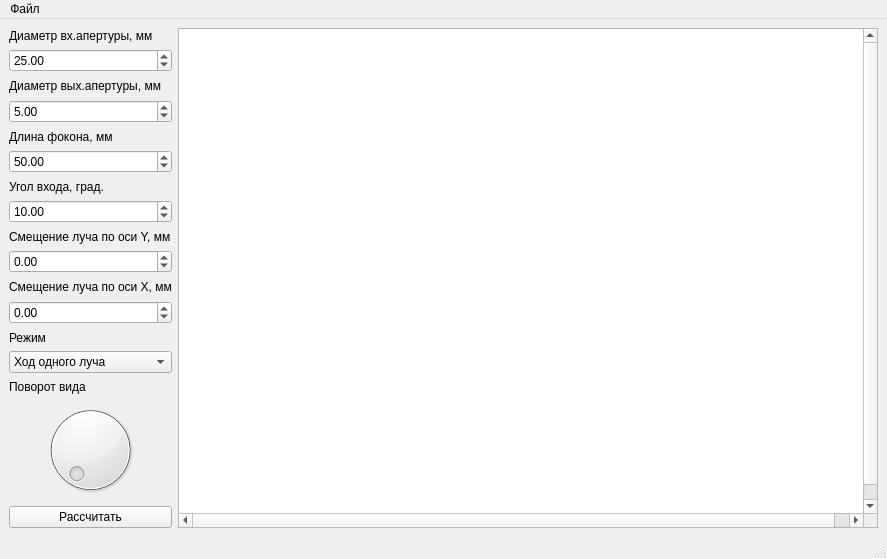
Above: mainwindow.ui from cool-palace/Focon before the change. Below: the same form after it.
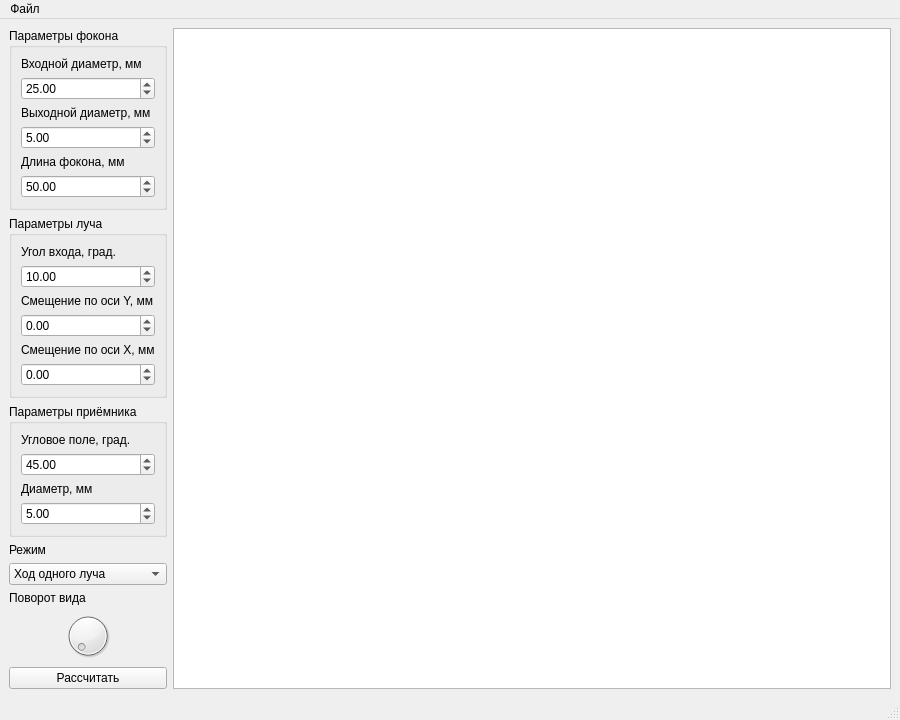
That is the form after the change.

Commit message: Implemented detector and beam statuses

```diff
--- a/mainwindow.ui
+++ b/mainwindow.ui
@@ -6,28 +6,46 @@
    <rect>
     <x>0</x>
     <y>0</y>
-    <width>872</width>
-    <height>542</height>
+    <width>900</width>
+    <height>661</height>
    </rect>
   </property>
   <property name="windowTitle">
    <string>MainWindow</string>
   </property>
   <widget class="QWidget" name="centralwidget">
-   <layout class="QGridLayout" name="gridLayout">
+   <layout class="QGridLayout" name="gridLayout_4">
     <item row="0" column="0">
      <layout class="QHBoxLayout" name="horizontalLayout">
       <item>
-       <layout class="QVBoxLayout" name="verticalLayout_2">
-        <item>
+       <layout class="QGridLayout" name="gridLayout_5">
+        <item row="0" column="0">
+         <widget class="QGroupBox" name="focon_parameters">
+          <property name="title">
+           <string>Параметры фокона</string>
+          </property>
+          <layout class="QGridLayout" name="gridLayout_2">
+           <item row="0" column="0">
          <widget class="QLabel" name="label_d_in">
+             <property name="sizePolicy">
+              <sizepolicy hsizetype="Preferred" vsizetype="Preferred">
+               <horstretch>0</horstretch>
+               <verstretch>0</verstretch>
+              </sizepolicy>
+             </property>
           <property name="text">
-           <string>Диаметр вх.апертуры, мм</string>
+              <string>Входной диаметр, мм</string>
           </property>
          </widget>
         </item>
-        <item>
+           <item row="1" column="0">
          <widget class="QDoubleSpinBox" name="d_in">
+             <property name="sizePolicy">
+              <sizepolicy hsizetype="Minimum" vsizetype="Preferred">
+               <horstretch>0</horstretch>
+               <verstretch>0</verstretch>
+              </sizepolicy>
+             </property>
           <property name="minimum">
            <double>1.000000000000000</double>
           </property>
@@ -42,15 +60,27 @@
           </property>
          </widget>
         </item>
-        <item>
+           <item row="2" column="0">
          <widget class="QLabel" name="label_d_out">
+             <property name="sizePolicy">
+              <sizepolicy hsizetype="Preferred" vsizetype="Preferred">
+               <horstretch>0</horstretch>
+               <verstretch>0</verstretch>
+              </sizepolicy>
+             </property>
           <property name="text">
-           <string>Диаметр вых.апертуры, мм</string>
+              <string>Выходной диаметр, мм</string>
           </property>
          </widget>
         </item>
-        <item>
+           <item row="3" column="0">
          <widget class="QDoubleSpinBox" name="d_out">
+             <property name="sizePolicy">
+              <sizepolicy hsizetype="Minimum" vsizetype="Preferred">
+               <horstretch>0</horstretch>
+               <verstretch>0</verstretch>
+              </sizepolicy>
+             </property>
           <property name="minimum">
            <double>1.000000000000000</double>
           </property>
@@ -65,15 +95,27 @@
           </property>
          </widget>
         </item>
-        <item>
+           <item row="4" column="0">
          <widget class="QLabel" name="label_length">
+             <property name="sizePolicy">
+              <sizepolicy hsizetype="Preferred" vsizetype="Preferred">
+               <horstretch>0</horstretch>
+               <verstretch>0</verstretch>
+              </sizepolicy>
+             </property>
           <property name="text">
            <string>Длина фокона, мм</string>
           </property>
          </widget>
         </item>
-        <item>
+           <item row="5" column="0">
          <widget class="QDoubleSpinBox" name="length">
+             <property name="sizePolicy">
+              <sizepolicy hsizetype="Minimum" vsizetype="Preferred">
+               <horstretch>0</horstretch>
+               <verstretch>0</verstretch>
+              </sizepolicy>
+             </property>
           <property name="minimum">
            <double>10.000000000000000</double>
           </property>
@@ -85,14 +127,55 @@
           </property>
          </widget>
         </item>
-        <item>
+          </layout>
+         </widget>
+        </item>
+        <item row="1" column="0">
+         <widget class="QGroupBox" name="beam_parameters">
+          <property name="title">
+           <string>Параметры луча</string>
+          </property>
+          <layout class="QGridLayout" name="gridLayout">
+           <item row="5" column="0">
+            <widget class="QDoubleSpinBox" name="offset">
+             <property name="sizePolicy">
+              <sizepolicy hsizetype="Minimum" vsizetype="Fixed">
+               <horstretch>0</horstretch>
+               <verstretch>0</verstretch>
+              </sizepolicy>
+             </property>
+             <property name="minimum">
+              <double>-99.989999999999995</double>
+             </property>
+             <property name="singleStep">
+              <double>0.500000000000000</double>
+             </property>
+             <property name="value">
+              <double>0.000000000000000</double>
+             </property>
+            </widget>
+           </item>
+           <item row="0" column="0">
          <widget class="QLabel" name="label_angle">
           <property name="text">
            <string>Угол входа, град.</string>
           </property>
          </widget>
         </item>
-        <item>
+           <item row="3" column="0">
+            <widget class="QDoubleSpinBox" name="height">
+             <property name="minimum">
+              <double>-99.989999999999995</double>
+             </property>
+             <property name="singleStep">
+              <double>0.500000000000000</double>
+             </property>
+             <property name="value">
+              <double>0.000000000000000</double>
+             </property>
+            </widget>
+           </item>
+           <item row="1" column="0">
          <widget class="QDoubleSpinBox" name="angle">
           <property name="minimum">
            <double>-90.000000000000000</double>
@@ -108,54 +191,71 @@
           </property>
          </widget>
         </item>
-        <item>
-         <widget class="QLabel" name="label_height">
-          <property name="text">
-           <string>Смещение луча по оси Y, мм</string>
-          </property>
-         </widget>
-        </item>
-        <item>
-         <widget class="QDoubleSpinBox" name="height">
-          <property name="minimum">
-           <double>-99.989999999999995</double>
-          </property>
-          <property name="singleStep">
-           <double>0.500000000000000</double>
-          </property>
-          <property name="value">
-           <double>0.000000000000000</double>
-          </property>
-         </widget>
-        </item>
-        <item>
+           <item row="4" column="0">
          <widget class="QLabel" name="label_offset">
           <property name="text">
-           <string>Смещение луча по оси X, мм</string>
+              <string>Смещение по оси X, мм</string>
           </property>
          </widget>
         </item>
-        <item>
-         <widget class="QDoubleSpinBox" name="offset">
-          <property name="minimum">
-           <double>-99.989999999999995</double>
-          </property>
-          <property name="singleStep">
-           <double>0.500000000000000</double>
+           <item row="2" column="0">
+            <widget class="QLabel" name="label_height">
+             <property name="text">
+              <string>Смещение по оси Y, мм</string>
+             </property>
+            </widget>
+           </item>
+          </layout>
+         </widget>
+        </item>
+        <item row="2" column="0">
+         <widget class="QGroupBox" name="detector_parameters">
+          <property name="title">
+           <string>Параметры приёмника</string>
           </property>
+          <layout class="QGridLayout" name="gridLayout_3">
+           <item row="2" column="0">
+            <widget class="QLabel" name="label_d_det">
+             <property name="text">
+              <string>Диаметр, мм</string>
+             </property>
+            </widget>
+           </item>
+           <item row="1" column="0">
+            <widget class="QDoubleSpinBox" name="fov">
+             <property name="maximum">
+              <double>90.000000000000000</double>
+             </property>
           <property name="value">
-           <double>0.000000000000000</double>
+              <double>45.000000000000000</double>
           </property>
          </widget>
         </item>
-        <item>
+           <item row="0" column="0">
+            <widget class="QLabel" name="label_fov">
+             <property name="text">
+              <string>Угловое поле, град.</string>
+             </property>
+            </widget>
+           </item>
+           <item row="3" column="0">
+            <widget class="QDoubleSpinBox" name="d_det">
+             <property name="value">
+              <double>5.000000000000000</double>
+             </property>
+            </widget>
+           </item>
+          </layout>
+         </widget>
+        </item>
+        <item row="3" column="0">
          <widget class="QLabel" name="label">
           <property name="text">
            <string>Режим</string>
           </property>
          </widget>
         </item>
-        <item>
+        <item row="4" column="0">
          <widget class="QComboBox" name="mode">
           <item>
            <property name="text">
@@ -184,21 +284,21 @@
           </item>
          </widget>
         </item>
-        <item>
+        <item row="5" column="0">
          <widget class="QLabel" name="label_rotation">
           <property name="text">
            <string>Поворот вида</string>
           </property>
          </widget>
         </item>
-        <item>
+        <item row="6" column="0">
          <widget class="QDial" name="rotation">
           <property name="maximum">
            <number>360</number>
           </property>
          </widget>
         </item>
-        <item>
+        <item row="7" column="0">
          <widget class="QPushButton" name="calc">
           <property name="text">
            <string>Рассчитать</string>
@@ -250,7 +350,7 @@
     <rect>
      <x>0</x>
      <y>0</y>
-     <width>872</width>
+     <width>900</width>
      <height>20</height>
     </rect>
    </property>
```
Lines whose indentation alone changed are shown as unchanged. The commit also changes 5 other files.
